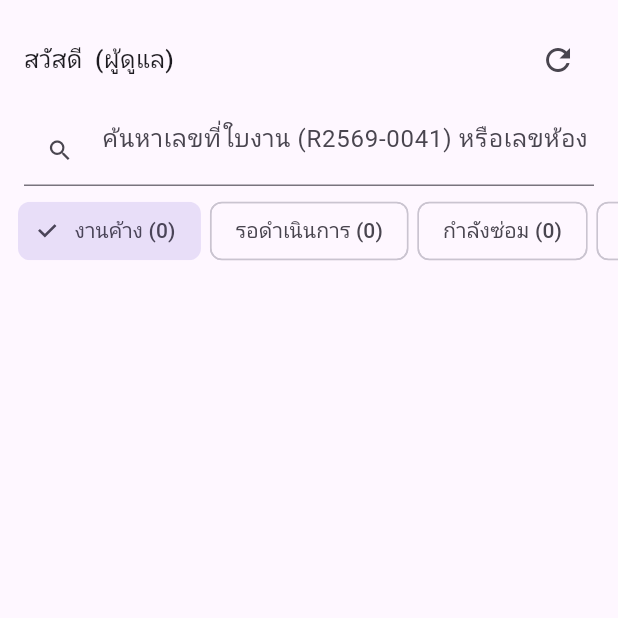
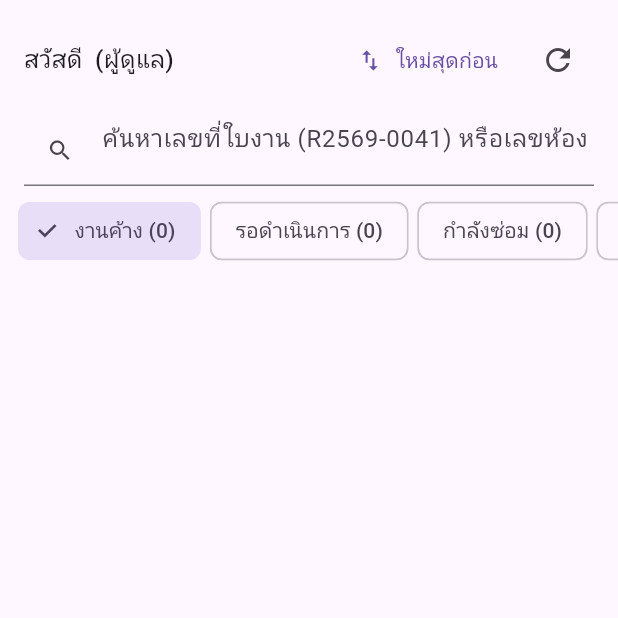
Before and after one commit to Toey2706/Dorm-care, a Flutter app: the AdminHome screen opened directly with empty values, on a phone screen of 412 x 824 dp, the top half of it. Run offline on Flutter 3.47's test engine with Material 3 defaults, Android fonts, the phone set to English and light mode, and no system bars; our stand-ins replace firebase_core, firebase_messaging, flutter_secure_storage, image_picker, supabase_flutter; accounts and stored records are empty.

Commit message:
แอป: สลับเรียงงานเก่าสุดก่อน และบอกจำนวนครั้งที่ห้องแจ้งซ่อมใน 90 วัน / ตั้งเรียกฐานข้อมูลทุก 3 วันกันระบบหยุดเอง

```diff
--- a/app/lib/screens/admin_home.dart
+++ b/app/lib/screens/admin_home.dart
@@ -64,6 +64,7 @@ class _TicketsPage extends StatefulWidget {
 class _TicketsPageState extends State<_TicketsPage> {
   static const pageSize = 30;
   _Filter _filter = _Filter.open;
+  bool _oldestFirst = false; // งานค้างเรียงเก่าสุดก่อน ไว้ไล่เคลียร์งานที่รอนาน
   int _completedLimit = pageSize;
   final _searchController = TextEditingController();
   Future<List<Ticket>>? _searchResult;
@@ -109,16 +110,13 @@ class _TicketsPageState extends State<_TicketsPage> {
   }
 
   List<Ticket> _apply(List<Ticket> items) {
-    switch (_filter) {
-      case _Filter.pending:
-        return items.where((t) => t.stage == TicketStage.pending).toList();
-      case _Filter.repairing:
-        return items.where((t) => t.stage == TicketStage.repairing).toList();
-      case _Filter.open:
-      case _Filter.notNotified:
-      case _Filter.completed:
-        return items;
-    }
+    final list = switch (_filter) {
+      _Filter.pending => items.where((t) => t.stage == TicketStage.pending).toList(),
+      _Filter.repairing => items.where((t) => t.stage == TicketStage.repairing).toList(),
+      _Filter.open || _Filter.notNotified || _Filter.completed => List.of(items),
+    };
+    // ข้อมูลมาเรียงใหม่สุดก่อนอยู่แล้ว กลับลำดับอย่างเดียวพอ (ไม่ใช้กับงานเสร็จที่โหลดทีละหน้า)
+    return _oldestFirst && _filter != _Filter.completed ? list.reversed.toList() : list;
   }
 
   String _countLabel(_Filter f, Map<String, int>? c) {
@@ -154,6 +152,12 @@ class _TicketsPageState extends State<_TicketsPage> {
           padding: const EdgeInsets.fromLTRB(16, 16, 16, 4),
           child: Row(children: [
             Expanded(child: Text('สวัสดี ${widget.me.name} (ผู้ดูแล)', style: Theme.of(context).textTheme.titleMedium)),
+            if (_searchResult == null && _filter != _Filter.completed)
+              TextButton.icon(
+                onPressed: () => setState(() => _oldestFirst = !_oldestFirst),
+                icon: const Icon(Icons.swap_vert),
+                label: Text(_oldestFirst ? 'เก่าสุดก่อน' : 'ใหม่สุดก่อน'),
+              ),
             IconButton(tooltip: 'รีเฟรชตัวเลข', onPressed: _refreshCounts, icon: const Icon(Icons.refresh)),
           ]),
         ),
```
Also changed, not shown: app/lib/screens/ticket_detail.dart (+27 -0 lines), app/lib/services/api.dart (+7 -0 lines), 1 other file.
